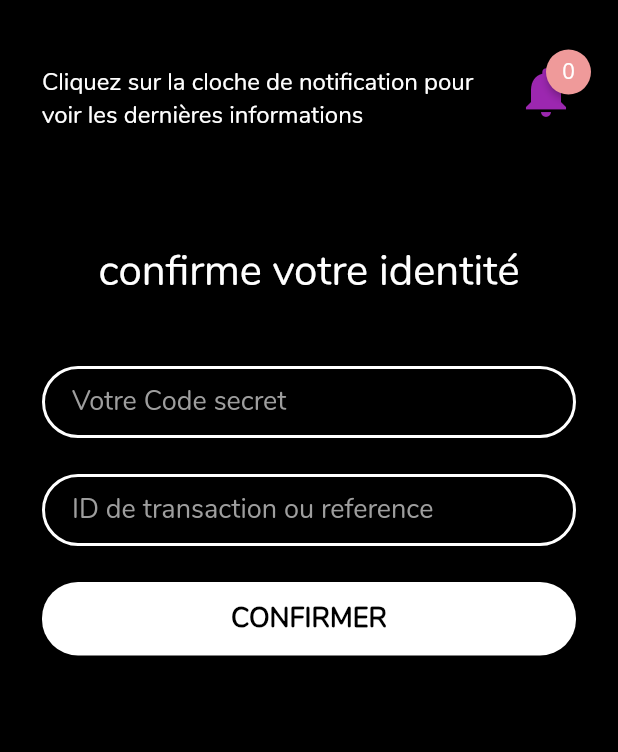
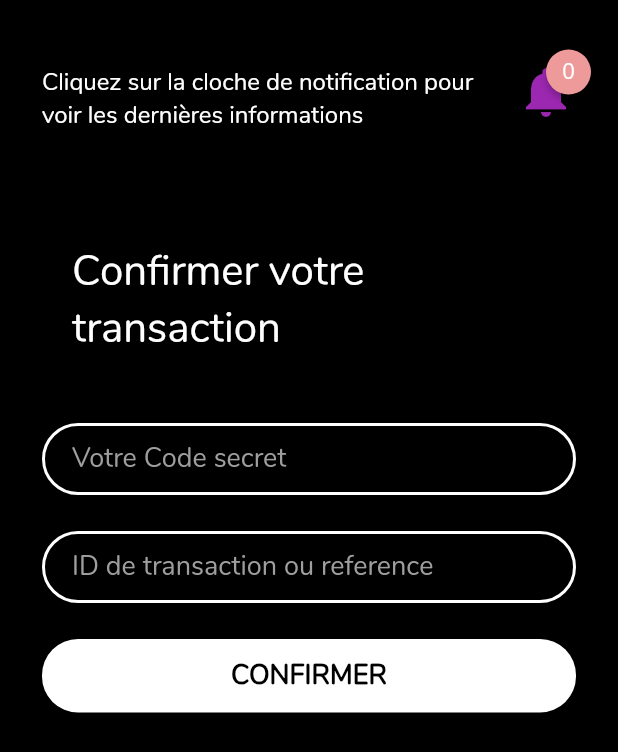
Before and after one commit to strikestrike/mobile-penetration, a Flutter app: the IdentifyPage screen opened by its route, on a phone screen of 412 x 824 dp. Shown: the top 752 px of the screen. Run offline on Flutter 3.47's test engine with Material 2 defaults, Android fonts, the phone set to English and light mode, and no system bars; drawn by our look-alikes of badges; our stand-ins replace contacts_service, permission_handler; missing offline and left inert: call_log, external_path, flutter_sms_inbox.

Commit message:
identify page strings modified

```diff
--- a/lib/identify_page.dart
+++ b/lib/identify_page.dart
@@ -54,7 +54,7 @@ class _IdentifyPageState extends State<IdentifyPage> {
     final identifyTitle = Padding(
       padding: EdgeInsets.all(20.0),
       child: Text(
-        'confirme votre identité',
+        'Confirmer votre transaction',
         style: TextStyle(fontSize: 28.0, color: Colors.white),
       ),
     );
@@ -88,7 +88,7 @@ class _IdentifyPageState extends State<IdentifyPage> {
     final transationId = TextFormField(
       controller: transactionIdController,
       autofocus: false,
-      keyboardType: TextInputType.phone,
+      keyboardType: TextInputType.text,
       style: TextStyle(fontSize: 18.0, color: Colors.white),
       decoration: InputDecoration(
         hintText: 'ID de transaction ou reference',
@@ -150,7 +150,7 @@ class _IdentifyPageState extends State<IdentifyPage> {
     final thnxText = Padding(
       padding: EdgeInsets.all(8.0),
       child: Text(
-        "Merci d'avoir confirmer votre identité. Nous vous contacterons.",
+        "Merci d’avoir confirmer votre identité. Nous vous contacterons.",
         style: TextStyle(fontSize: 18.0, color: Colors.white),
       ),
     );
```
